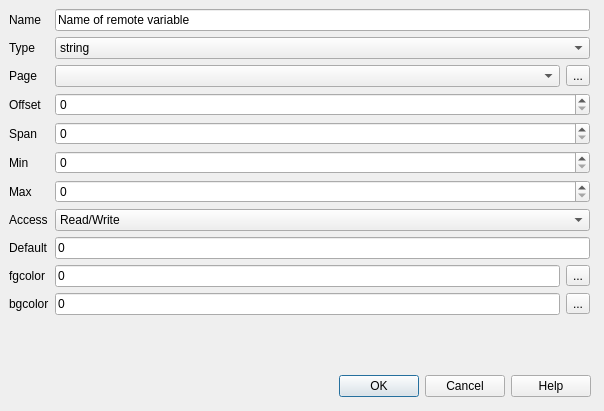
Before: the Qt Designer form src/cdlgmdfremotevar.ui in grodansparadis/vscp-works-qt, drawn with Qt 5.
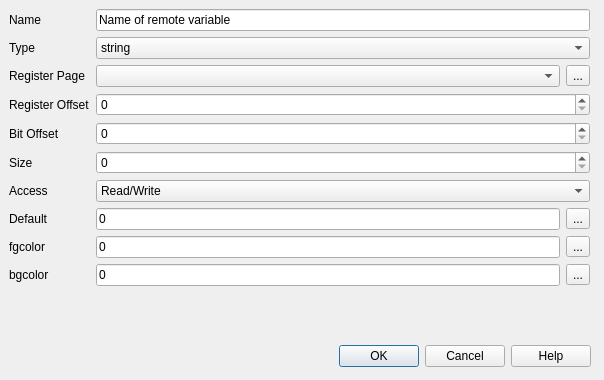
After: the same form once the commit is applied.

```diff
--- a/src/cdlgmdfremotevar.ui
+++ b/src/cdlgmdfremotevar.ui
@@ -7,17 +7,17 @@
     <x>0</x>
     <y>0</y>
     <width>604</width>
-    <height>411</height>
+    <height>380</height>
    </rect>
   </property>
   <property name="windowTitle">
-   <string>Dialog</string>
+   <string>Register variable</string>
   </property>
   <widget class="QDialogButtonBox" name="buttonBox_2">
    <property name="geometry">
     <rect>
      <x>10</x>
-     <y>370</y>
+     <y>340</y>
      <width>581</width>
      <height>32</height>
     </rect>
@@ -38,7 +38,7 @@
      <x>9</x>
      <y>9</y>
      <width>581</width>
-     <height>351</height>
+     <height>323</height>
     </rect>
    </property>
    <layout class="QFormLayout" name="formLayout">
@@ -151,38 +151,44 @@
     <item row="2" column="0">
      <widget class="QLabel" name="label_4">
       <property name="text">
-       <string>Page</string>
+       <string>Register Page</string>
       </property>
      </widget>
     </item>
+    <item row="2" column="1">
+     <layout class="QHBoxLayout" name="horizontalLayout_3">
+      <item>
+       <widget class="QComboBox" name="comboPage"/>
+      </item>
+      <item>
+       <widget class="QToolButton" name="toolBtnAddPage">
+        <property name="text">
+         <string>...</string>
+        </property>
+       </widget>
+      </item>
+     </layout>
+    </item>
     <item row="3" column="0">
      <widget class="QLabel" name="label_5">
       <property name="text">
-       <string>Offset</string>
+       <string>Register Offset</string>
       </property>
      </widget>
     </item>
-    <item row="4" column="0">
-     <widget class="QLabel" name="label_7">
-      <property name="text">
-       <string>Span</string>
-      </property>
-     </widget>
-    </item>
-    <item row="5" column="0">
-     <widget class="QLabel" name="label_9">
-      <property name="text">
-       <string>Min</string>
-      </property>
-     </widget>
+    <item row="3" column="1">
+     <widget class="QSpinBox" name="spinOffset"/>
     </item>
     <item row="6" column="0">
-     <widget class="QLabel" name="label_10">
+     <widget class="QLabel" name="label_7">
       <property name="text">
-       <string>Max</string>
+       <string>Size</string>
       </property>
      </widget>
     </item>
+    <item row="6" column="1">
+     <widget class="QSpinBox" name="spinPan"/>
+    </item>
     <item row="7" column="0">
      <widget class="QLabel" name="label_3">
       <property name="text">
@@ -220,14 +226,25 @@
      </widget>
     </item>
     <item row="8" column="1">
-     <widget class="QLineEdit" name="editDefault">
-      <property name="toolTip">
-       <string>Default value for remote variable</string>
-      </property>
-      <property name="text">
-       <string>0</string>
-      </property>
-     </widget>
+     <layout class="QHBoxLayout" name="horizontalLayout_4">
+      <item>
+       <widget class="QLineEdit" name="editDefault">
+        <property name="toolTip">
+         <string>Default value for remote variable</string>
+        </property>
+        <property name="text">
+         <string>0</string>
+        </property>
+       </widget>
+      </item>
+      <item>
+       <widget class="QToolButton" name="btnSetUndef">
+        <property name="text">
+         <string>...</string>
+        </property>
+       </widget>
+      </item>
+     </layout>
     </item>
     <item row="9" column="0">
      <widget class="QLabel" name="label_13">
@@ -236,6 +253,27 @@
       </property>
      </widget>
     </item>
+    <item row="9" column="1">
+     <layout class="QHBoxLayout" name="horizontalLayout_2">
+      <item>
+       <widget class="QLineEdit" name="editFgColor">
+        <property name="toolTip">
+         <string>Recommended foreground color code for rendering softare</string>
+        </property>
+        <property name="text">
+         <string>0</string>
+        </property>
+       </widget>
+      </item>
+      <item>
+       <widget class="QToolButton" name="btnSetFgColor">
+        <property name="text">
+         <string>...</string>
+        </property>
+       </widget>
+      </item>
+     </layout>
+    </item>
     <item row="10" column="0">
      <widget class="QLabel" name="label_11">
       <property name="text">
@@ -243,18 +281,6 @@
       </property>
      </widget>
     </item>
-    <item row="3" column="1">
-     <widget class="QSpinBox" name="spinOffset"/>
-    </item>
-    <item row="4" column="1">
-     <widget class="QSpinBox" name="spinPan"/>
-    </item>
-    <item row="5" column="1">
-     <widget class="QSpinBox" name="spinMin"/>
-    </item>
-    <item row="6" column="1">
-     <widget class="QSpinBox" name="spinMax"/>
-    </item>
     <item row="10" column="1">
      <layout class="QHBoxLayout" name="horizontalLayout">
       <item>
@@ -268,7 +294,7 @@
        </widget>
       </item>
       <item>
-       <widget class="QToolButton" name="toolBtnSetBgColor">
+       <widget class="QToolButton" name="btnSetBgColor">
         <property name="text">
          <string>...</string>
         </property>
@@ -276,40 +302,15 @@
       </item>
      </layout>
     </item>
-    <item row="9" column="1">
-     <layout class="QHBoxLayout" name="horizontalLayout_2">
-      <item>
-       <widget class="QLineEdit" name="editFgColor">
-        <property name="toolTip">
-         <string>Recommended foreground color code for rendering softare</string>
-        </property>
-        <property name="text">
-         <string>0</string>
-        </property>
-       </widget>
-      </item>
-      <item>
-       <widget class="QToolButton" name="toolBtnSetFgColor">
-        <property name="text">
-         <string>...</string>
-        </property>
-       </widget>
-      </item>
-     </layout>
+    <item row="4" column="0">
+     <widget class="QLabel" name="label_6">
+      <property name="text">
+       <string>Bit Offset</string>
+      </property>
+     </widget>
     </item>
-    <item row="2" column="1">
-     <layout class="QHBoxLayout" name="horizontalLayout_3">
-      <item>
-       <widget class="QComboBox" name="comboPage"/>
-      </item>
-      <item>
-       <widget class="QToolButton" name="toolBtnAddPage">
-        <property name="text">
-         <string>...</string>
-        </property>
-       </widget>
-      </item>
-     </layout>
+    <item row="4" column="1">
+     <widget class="QSpinBox" name="spinBitOffset"/>
     </item>
    </layout>
   </widget>
```
